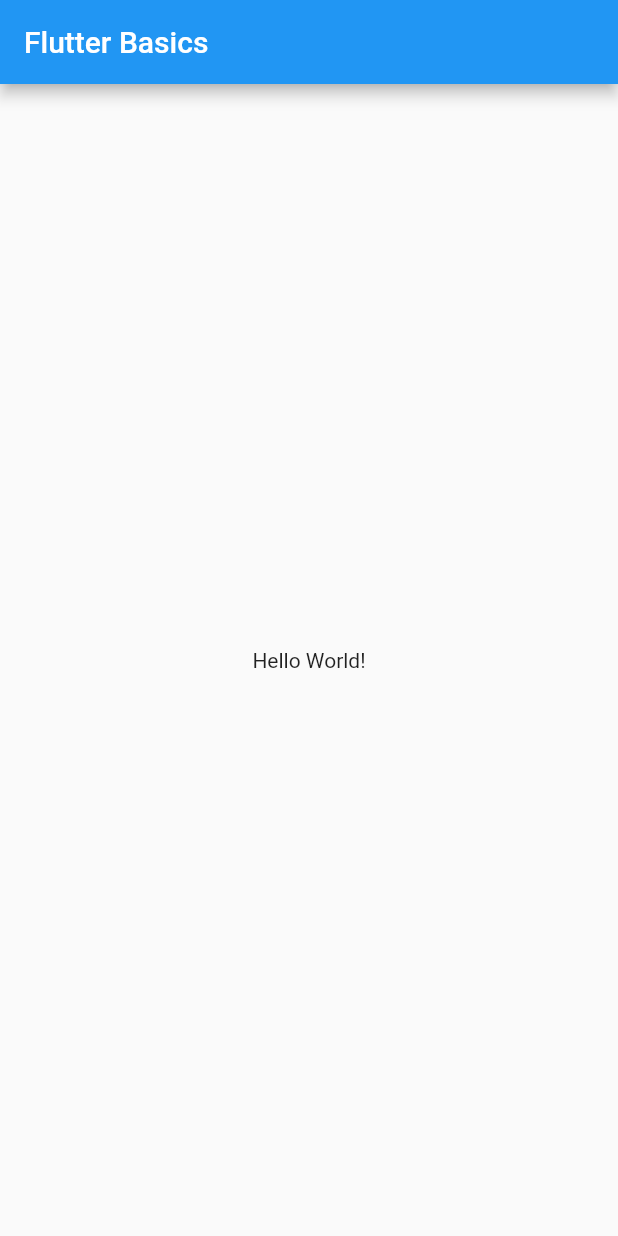
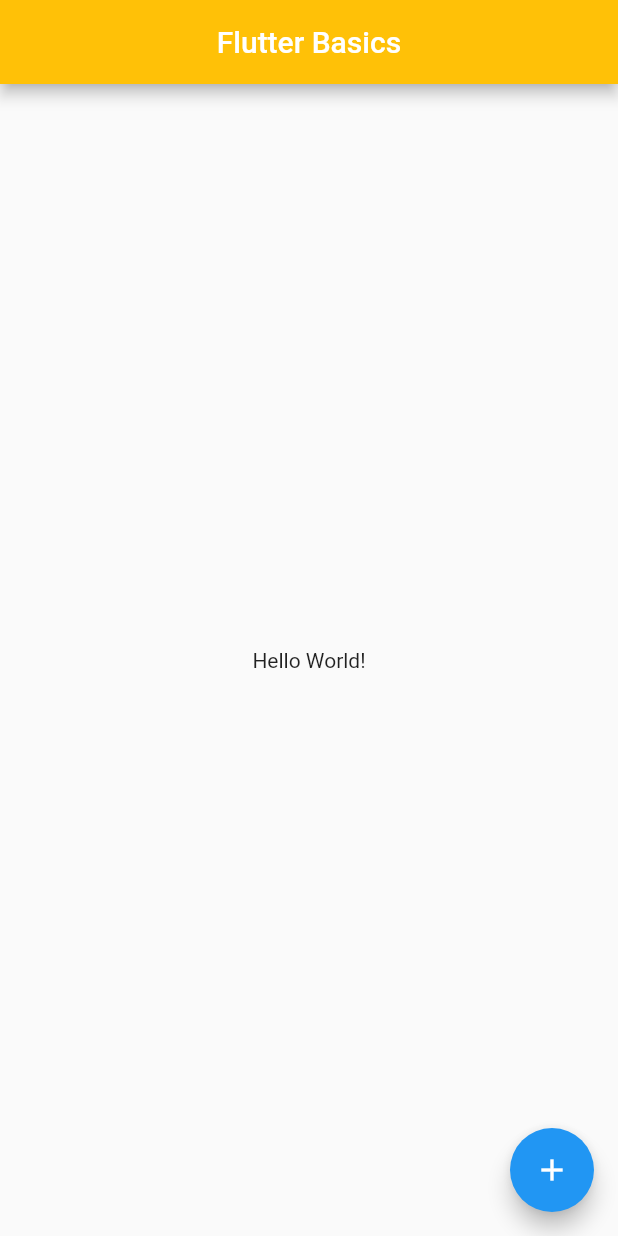
Before and after one commit to aryaman-awasthi/FlutterUnleashed-BuildingPowerfulApps, a Flutter app: the screen it shows after launch, on a phone screen of 412 x 824 dp. Run offline on Flutter 3.47's test engine with Material 2 defaults, Android fonts, the phone set to English and light mode, and no system bars.

Commit message:
feat: added floating action button

```diff
--- a/flutter-basics/hello_world/lib/main.dart
+++ b/flutter-basics/hello_world/lib/main.dart
@@ -11,11 +11,21 @@ class MyApp extends StatelessWidget {
   @override
   Widget build(BuildContext context) {
     return MaterialApp(
+        theme: ThemeData(
+            appBarTheme: const AppBarTheme(
+          backgroundColor: Colors.amber,
+        )),
+        debugShowCheckedModeBanner: false,
         home: Scaffold(
-      appBar: AppBar(
-        title: const Text("Flutter Basics"),
-      ),
-      body: const Center(child: Text("Hello World!")),
-    ));
+          appBar: AppBar(
+            centerTitle: true,
+            title: const Text("Flutter Basics"),
+          ),
+          body: const Center(child: Text("Hello World!")),
+          floatingActionButton: FloatingActionButton(
+            onPressed: () => debugPrint('clicked'),
+            child: const Icon(Icons.add),
+          ),
+        ));
   }
 }
```
